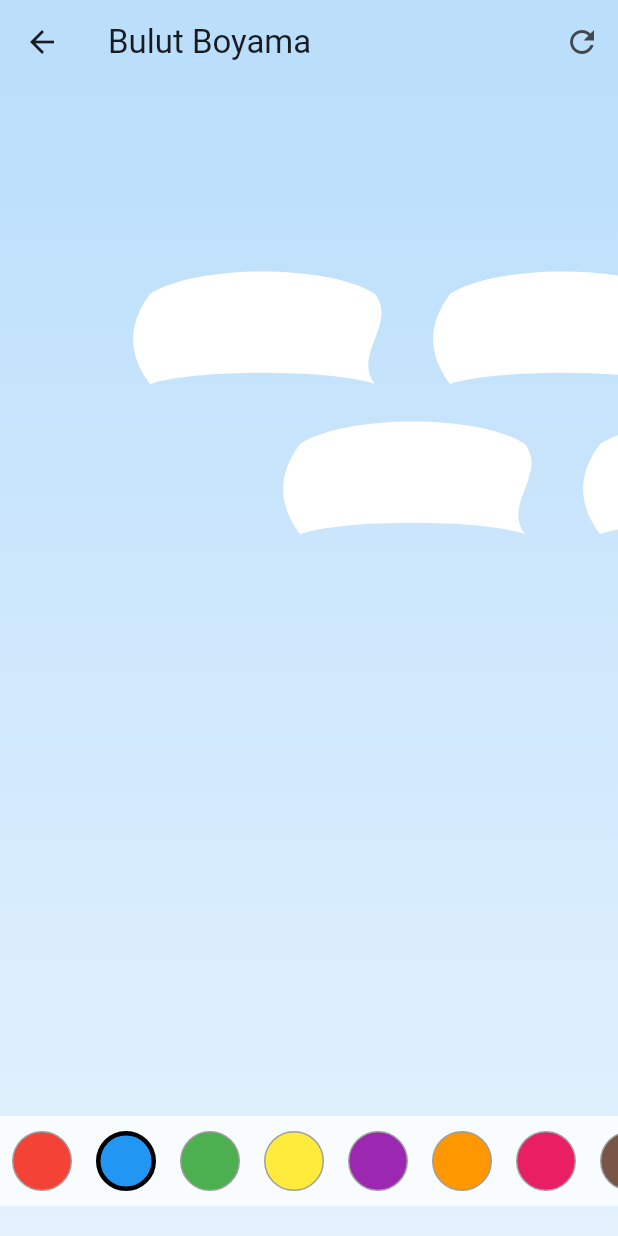
After one commit to dunya-kasifi/dunya-kasifi, a Flutter app: the CloudPaintingScreen screen opened directly, after a tap on the "refresh" icon, on a phone screen of 412 x 824 dp. The commit adds this screen. Run offline on Flutter 3.47's test engine with Material 3 defaults, Android fonts, the phone set to English and light mode, and no system bars; our stand-ins replace confetti, flutter_animate, flutter_map, get, latlong2, lottie.

Commit message:
added cloud painting mini game

```diff
--- a/lib/features/game/presentation/screens/map_screen.dart
+++ b/lib/features/game/presentation/screens/map_screen.dart
@@ -4,6 +4,7 @@ import 'package:flutter_map/flutter_map.dart';
 import 'package:latlong2/latlong.dart';
 import 'package:get/get.dart';
 import '../controllers/route_controller.dart';
+import '../../../mini_games/presentation/screens/cloud_painting_screen.dart';
 
 class MapScreen extends GetView<RouteController> {
   const MapScreen({super.key});
@@ -83,7 +84,9 @@ class MapScreen extends GetView<RouteController> {
                 point.miniGame.description,
                 Icons.games,
                 () {
-                  // TODO: Navigate to mini game
+                  if (point.miniGame.name.contains('Bulut')) {
+                    Get.to(() => const CloudPaintingScreen());
+                  }
                 },
               ),
               const SizedBox(height: 16.0),
--- /dev/null
+++ b/lib/features/mini_games/presentation/screens/cloud_painting_screen.dart
@@ -0,0 +1,248 @@
+import 'package:flutter/material.dart';
+import 'package:get/get.dart';
+import 'dart:ui' as ui;
+
+class CloudPaintingScreen extends StatefulWidget {
+  const CloudPaintingScreen({super.key});
+
+  @override
+  State<CloudPaintingScreen> createState() => _CloudPaintingScreenState();
+}
+
+class _CloudPaintingScreenState extends State<CloudPaintingScreen> {
+  final List<Cloud> clouds = [];
+  Color selectedColor = Colors.blue;
+  double brushSize = 20.0;
+  bool isErasing = false;
+
+  @override
+  void initState() {
+    super.initState();
+    _initializeClouds();
+  }
+
+  void _initializeClouds() {
+    // Rastgele bulutlar oluştur
+    for (int i = 0; i < 5; i++) {
+      clouds.add(
+        Cloud(
+          position: Offset(
+            (i + 1) * 100.0,
+            (i % 2 == 0 ? 100.0 : 200.0),
+          ),
+          size: Size(150.0, 100.0),
+          color: Colors.white,
+          points: [],
+        ),
+      );
+    }
+  }
+
+  @override
+  Widget build(BuildContext context) {
+    return Scaffold(
+      appBar: AppBar(
+        title: const Text('Bulut Boyama'),
+        backgroundColor: Colors.blue[100],
+        actions: [
+          IconButton(
+            icon: const Icon(Icons.refresh),
+            onPressed: () {
+              setState(() {
+                clouds.clear();
+                _initializeClouds();
+              });
+            },
+          ),
+        ],
+      ),
+      body: Stack(
+        children: [
+          // Arka plan
+          Container(
+            decoration: BoxDecoration(
+              gradient: LinearGradient(
+                begin: Alignment.topCenter,
+                end: Alignment.bottomCenter,
+                colors: [
+                  Colors.blue[100]!,
+                  Colors.blue[50]!,
+                ],
+              ),
+            ),
+          ),
+          // Bulutlar
+          ...clouds.map((cloud) => _buildCloud(cloud)),
+          // Renk seçici
+          Positioned(
+            bottom: 20,
+            left: 0,
+            right: 0,
+            child: Container(
+              padding: const EdgeInsets.symmetric(vertical: 10),
+              color: Colors.white.withOpacity(0.8),
+              child: SingleChildScrollView(
+                scrollDirection: Axis.horizontal,
+                child: Row(
+                  mainAxisAlignment: MainAxisAlignment.center,
+                  children: [
+                    _buildColorButton(Colors.red),
+                    _buildColorButton(Colors.blue),
+                    _buildColorButton(Colors.green),
+                    _buildColorButton(Colors.yellow),
+                    _buildColorButton(Colors.purple),
+                    _buildColorButton(Colors.orange),
+                    _buildColorButton(Colors.pink),
+                    _buildColorButton(Colors.brown),
+                    _buildColorButton(Colors.black),
+                    _buildColorButton(Colors.white),
+                  ],
+                ),
+              ),
+            ),
+          ),
+        ],
+      ),
+    );
+  }
+
+  Widget _buildCloud(Cloud cloud) {
+    return Positioned(
+      left: cloud.position.dx,
+      top: cloud.position.dy,
+      child: GestureDetector(
+        onPanStart: (details) {
+          final localPosition = details.localPosition;
+          cloud.points.add(localPosition);
+          setState(() {});
+        },
+        onPanUpdate: (details) {
+          final localPosition = details.localPosition;
+          cloud.points.add(localPosition);
+          setState(() {});
+        },
+        child: CustomPaint(
+          size: cloud.size,
+          painter: CloudPainter(
+            cloud: cloud,
+            color: selectedColor,
+            brushSize: brushSize,
+            isErasing: isErasing,
+          ),
+        ),
+      ),
+    );
+  }
+
+  Widget _buildColorButton(Color color) {
+    return GestureDetector(
+      onTap: () {
+        setState(() {
+          selectedColor = color;
+          isErasing = color == Colors.white;
+        });
+      },
+      child: Container(
+        margin: const EdgeInsets.symmetric(horizontal: 8),
+        width: 40,
+        height: 40,
+        decoration: BoxDecoration(
+          color: color,
+          shape: BoxShape.circle,
+          border: Border.all(
+            color: selectedColor == color ? Colors.black : Colors.grey,
+            width: selectedColor == color ? 3 : 1,
+          ),
+        ),
+      ),
+    );
+  }
+}
+
+class Cloud {
+  final Offset position;
+  final Size size;
+  final Color color;
+  final List<Offset> points;
+
+  Cloud({
+    required this.position,
+    required this.size,
+    required this.color,
+    required this.points,
+  });
+}
+
+class CloudPainter extends CustomPainter {
+  final Cloud cloud;
+  final Color color;
+  final double brushSize;
+  final bool isErasing;
+
+  CloudPainter({
+    required this.cloud,
+    required this.color,
+    required this.brushSize,
+    required this.isErasing,
+  });
+
+  @override
+  void paint(Canvas canvas, Size size) {
+    // Bulut şekli
+    final cloudPaint = Paint()
+      ..color = cloud.color
+      ..style = PaintingStyle.fill;
+
+    final cloudPath = Path()
+      ..moveTo(0, size.height * 0.4)
+      ..cubicTo(
+        size.width * 0.2,
+        size.height * 0.2,
+        size.width * 0.8,
+        size.height * 0.2,
+        size.width,
+        size.height * 0.4,
+      )
+      ..cubicTo(
+        size.width * 1.1,
+        size.height * 0.6,
+        size.width * 0.9,
+        size.height * 0.8,
+        size.width,
+        size.height,
+      )
+      ..cubicTo(
+        size.width * 0.8,
+        size.height * 0.9,
+        size.width * 0.2,
+        size.height * 0.9,
+        0,
+        size.height,
+      )
+      ..cubicTo(
+        size.width * -0.1,
+        size.height * 0.8,
+        size.width * -0.1,
+        size.height * 0.6,
+        0,
+        size.height * 0.4,
+      );
+
+    canvas.drawPath(cloudPath, cloudPaint);
+
+    // Çizimler
+    final paint = Paint()
+      ..color = isErasing ? Colors.white : color
+      ..strokeWidth = brushSize
+      ..strokeCap = StrokeCap.round
+      ..strokeJoin = StrokeJoin.round
+      ..style = PaintingStyle.stroke;
+
+    for (int i = 0; i < cloud.points.length - 1; i++) {
+      canvas.drawLine(cloud.points[i], cloud.points[i + 1], paint);
+    }
+  }
+
+  @override
+  bool shouldRepaint(covariant CustomPainter oldDelegate) => true;
+}
```
